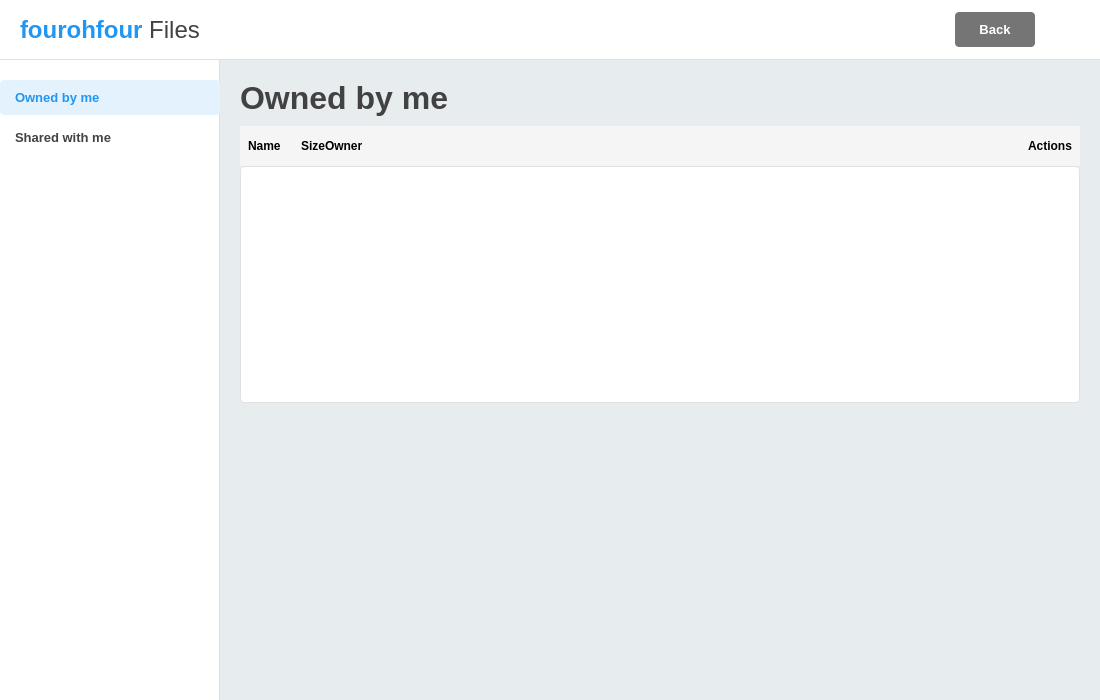
First picture: the form in src/desktop-client/client-404/ui/viewfilespage.ui, repository ElliceNels/fourohfour, before the edit.
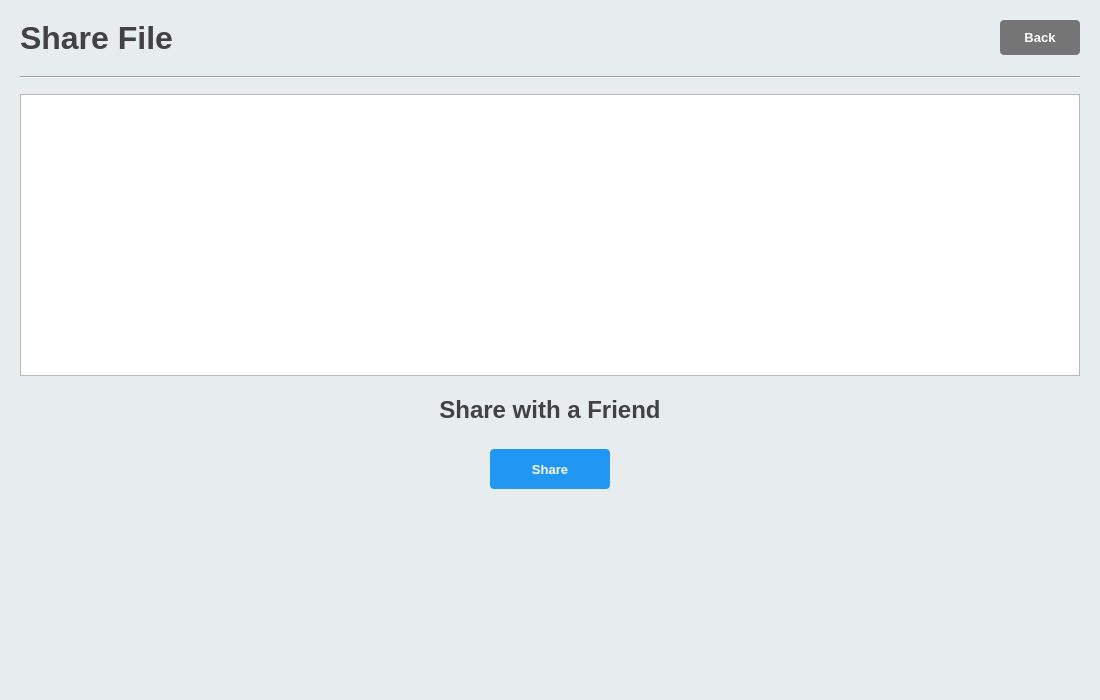
Second picture: the form after the edit. The open tabs and pages were chosen to show the change. Icons and pictures are not drawn.

Diff of the .ui file:
```diff
--- a/src/desktop-client/client-404/ui/viewfilespage.ui
+++ b/src/desktop-client/client-404/ui/viewfilespage.ui
@@ -127,6 +127,28 @@
     <number>0</number>
    </property>
    <item>
+    <widget class="QStackedWidget" name="mainStackedWidget">
+     <property name="currentIndex">
+      <number>0</number>
+     </property>
+     <widget class="QWidget" name="filesListPage">
+      <layout class="QVBoxLayout" name="filesListPageLayout">
+       <property name="spacing">
+        <number>0</number>
+       </property>
+       <property name="leftMargin">
+        <number>0</number>
+       </property>
+       <property name="topMargin">
+        <number>0</number>
+       </property>
+       <property name="rightMargin">
+        <number>0</number>
+       </property>
+       <property name="bottomMargin">
+        <number>0</number>
+       </property>
+       <item>
     <widget class="QFrame" name="topHeaderFrame">
      <property name="minimumSize">
       <size>
@@ -389,25 +411,9 @@
              <number>0</number>
             </property>
             <item>
-             <widget class="QWidget" name="ownedFilesHeaderWidget">
-              <property name="minimumSize">
-               <size>
-                <width>0</width>
-                <height>40</height>
-               </size>
-              </property>
-              <property name="maximumSize">
-               <size>
-                <width>16777215</width>
-                <height>40</height>
-               </size>
-              </property>
-              <property name="styleSheet">
-               <string notr="true">background-color: #F5F5F5; font-weight: bold;</string>
-              </property>
-              <layout class="QHBoxLayout" name="horizontalLayoutOwnedHeader">
+                 <layout class="QHBoxLayout" name="horizontalLayoutOwnedHeader" stretch="20,0,0,0,10,12">
                <property name="spacing">
-                <number>0</number>
+                   <number>70</number>
                </property>
                <property name="leftMargin">
                 <number>8</number>
@@ -491,7 +497,6 @@
                 </widget>
                </item>
               </layout>
-             </widget>
             </item>
             <item>
              <widget class="QListWidget" name="ownedFilesListWidget">
@@ -705,20 +710,462 @@
           <property name="sizeHint" stdset="0">
            <size>
             <width>20</width>
+                <height>40</height>
+               </size>
+              </property>
+             </spacer>
+            </item>
+           </layout>
+          </widget>
+         </item>
+        </layout>
+       </item>
+      </layout>
+     </widget>
+     <widget class="QWidget" name="sharingPage">
+      <layout class="QVBoxLayout" name="sharingPageLayout">
+       <property name="spacing">
+        <number>10</number>
+       </property>
+       <property name="leftMargin">
+        <number>20</number>
+       </property>
+       <property name="topMargin">
+        <number>20</number>
+       </property>
+       <property name="rightMargin">
+        <number>20</number>
+       </property>
+       <property name="bottomMargin">
+        <number>20</number>
+       </property>
+       <item>
+        <layout class="QHBoxLayout" name="sharePageHeaderLayout">
+         <property name="topMargin">
+          <number>0</number>
+         </property>
+         <property name="bottomMargin">
+          <number>10</number>
+         </property>
+         <item>
+          <widget class="QLabel" name="sharePageTitleLabel">
+           <property name="font">
+            <font>
+             <pointsize>24</pointsize>
+             <bold>true</bold>
+            </font>
+           </property>
+           <property name="styleSheet">
+            <string notr="true">color: #424242;</string>
+           </property>
+           <property name="text">
+            <string>Share File</string>
+           </property>
+           <property name="alignment">
+            <set>Qt::AlignmentFlag::AlignLeading|Qt::AlignmentFlag::AlignLeft|Qt::AlignmentFlag::AlignVCenter</set>
+           </property>
+          </widget>
+         </item>
+         <item>
+          <spacer name="sharePageHeaderSpacer">
+           <property name="orientation">
+            <enum>Qt::Orientation::Horizontal</enum>
+           </property>
+           <property name="sizeHint" stdset="0">
+            <size>
+             <width>40</width>
             <height>20</height>
            </size>
           </property>
          </spacer>
         </item>
-       </layout>
-      </widget>
-     </item>
-    </layout>
-   </item>
-  </layout>
- </widget>
- <resources>
-  <include location="icons.qrc"/>
- </resources>
- <connections/>
+         <item>
+          <widget class="QPushButton" name="sharePageBackButton">
+           <property name="minimumSize">
+            <size>
+             <width>80</width>
+             <height>35</height>
+            </size>
+           </property>
+           <property name="font">
+            <font>
+             <pointsize>10</pointsize>
+             <bold>true</bold>
+            </font>
+           </property>
+           <property name="styleSheet">
+            <string notr="true">QPushButton {
+    background-color: #757575;
+    color: white;
+    border: none;
+    border-radius: 4px;
+    min-width: 80px;
+    min-height: 35px;
+}
+QPushButton:hover {
+    background-color: #616161;
+}
+QPushButton:pressed {
+    background-color: #424242;
+}</string>
+           </property>
+           <property name="text">
+            <string>Back</string>
+           </property>
+          </widget>
+         </item>
+        </layout>
+       </item>
+       <item>
+        <widget class="QWidget" name="sharedWithContainer" native="true">
+         <property name="sizePolicy">
+          <sizepolicy hsizetype="Preferred" vsizetype="Preferred">
+           <horstretch>0</horstretch>
+           <verstretch>1</verstretch>
+          </sizepolicy>
+         </property>
+         <property name="maximumSize">
+          <size>
+           <width>16777215</width>
+           <height>300</height>
+          </size>
+         </property>
+         <layout class="QVBoxLayout" name="sharedWithLayout">
+          <property name="spacing">
+           <number>15</number>
+          </property>
+          <property name="leftMargin">
+           <number>0</number>
+          </property>
+          <property name="topMargin">
+           <number>0</number>
+          </property>
+          <property name="rightMargin">
+           <number>0</number>
+          </property>
+          <property name="bottomMargin">
+           <number>0</number>
+          </property>
+          <item>
+           <widget class="QFrame" name="divider">
+            <property name="frameShape">
+             <enum>QFrame::Shape::HLine</enum>
+            </property>
+            <property name="frameShadow">
+             <enum>QFrame::Shadow::Sunken</enum>
+            </property>
+           </widget>
+          </item>
+          <item>
+           <widget class="QListWidget" name="sharedWithListWidget"/>
+          </item>
+         </layout>
+        </widget>
+       </item>
+       <item>
+        <widget class="QWidget" name="shareWithFriendContainer" native="true">
+         <property name="sizePolicy">
+          <sizepolicy hsizetype="Preferred" vsizetype="Preferred">
+           <horstretch>0</horstretch>
+           <verstretch>0</verstretch>
+          </sizepolicy>
+         </property>
+         <layout class="QVBoxLayout" name="shareWithFriendLayout">
+          <property name="spacing">
+           <number>15</number>
+          </property>
+          <property name="leftMargin">
+           <number>0</number>
+          </property>
+          <property name="topMargin">
+           <number>10</number>
+          </property>
+          <property name="rightMargin">
+           <number>0</number>
+          </property>
+          <property name="bottomMargin">
+           <number>0</number>
+          </property>
+          <item>
+           <widget class="QLabel" name="shareWithFriendLabel">
+            <property name="font">
+             <font>
+              <pointsize>18</pointsize>
+              <bold>true</bold>
+             </font>
+            </property>
+            <property name="styleSheet">
+             <string notr="true">color: #424242;</string>
+            </property>
+            <property name="text">
+             <string>Share with a Friend</string>
+            </property>
+            <property name="alignment">
+             <set>Qt::AlignmentFlag::AlignCenter</set>
+            </property>
+           </widget>
+          </item>
+          <item>
+           <layout class="QHBoxLayout" name="shareButtonLayout">
+            <property name="topMargin">
+             <number>10</number>
+            </property>
+            <property name="bottomMargin">
+             <number>10</number>
+            </property>
+            <item>
+             <spacer name="horizontalSpacer">
+              <property name="orientation">
+               <enum>Qt::Orientation::Horizontal</enum>
+              </property>
+              <property name="sizeHint" stdset="0">
+               <size>
+                <width>40</width>
+                <height>20</height>
+               </size>
+              </property>
+             </spacer>
+            </item>
+            <item>
+             <widget class="QPushButton" name="shareButton">
+              <property name="minimumSize">
+               <size>
+                <width>120</width>
+                <height>40</height>
+               </size>
+              </property>
+              <property name="font">
+               <font>
+                <pointsize>10</pointsize>
+                <bold>true</bold>
+               </font>
+              </property>
+              <property name="styleSheet">
+               <string notr="true">QPushButton {
+    background-color: #2196F3;
+    color: white;
+    border: none;
+    border-radius: 4px;
+}
+QPushButton:hover {
+    background-color: #1976D2;
+}
+QPushButton:pressed {
+    background-color: #0D47A1;
+}</string>
+              </property>
+              <property name="text">
+               <string>Share</string>
+              </property>
+             </widget>
+            </item>
+            <item>
+             <spacer name="horizontalSpacer_2">
+              <property name="orientation">
+               <enum>Qt::Orientation::Horizontal</enum>
+              </property>
+              <property name="sizeHint" stdset="0">
+               <size>
+                <width>40</width>
+                <height>20</height>
+               </size>
+              </property>
+             </spacer>
+            </item>
+           </layout>
+          </item>
+         </layout>
+        </widget>
+       </item>
+       <item>
+        <spacer name="bottomSpacer">
+         <property name="orientation">
+          <enum>Qt::Orientation::Vertical</enum>
+         </property>
+         <property name="sizeHint" stdset="0">
+          <size>
+           <width>20</width>
+           <height>60</height>
+          </size>
+         </property>
+        </spacer>
+       </item>
+      </layout>
+     </widget>
+     <widget class="QWidget" name="friendsPage">
+      <layout class="QVBoxLayout" name="friendsPageLayout">
+       <property name="spacing">
+        <number>10</number>
+       </property>
+       <property name="leftMargin">
+        <number>20</number>
+       </property>
+       <property name="topMargin">
+        <number>20</number>
+       </property>
+       <property name="rightMargin">
+        <number>20</number>
+       </property>
+       <property name="bottomMargin">
+        <number>20</number>
+       </property>
+       <item>
+        <layout class="QHBoxLayout" name="friendsPageHeaderLayout">
+         <property name="topMargin">
+          <number>0</number>
+         </property>
+         <property name="bottomMargin">
+          <number>10</number>
+         </property>
+         <item>
+          <widget class="QLabel" name="friendsPageTitleLabel">
+           <property name="font">
+            <font>
+             <pointsize>24</pointsize>
+             <bold>true</bold>
+            </font>
+           </property>
+           <property name="styleSheet">
+            <string notr="true">color: #424242;</string>
+           </property>
+           <property name="text">
+            <string>Friends</string>
+           </property>
+           <property name="alignment">
+            <set>Qt::AlignmentFlag::AlignLeading|Qt::AlignmentFlag::AlignLeft|Qt::AlignmentFlag::AlignVCenter</set>
+           </property>
+          </widget>
+         </item>
+         <item>
+          <spacer name="friendsPageHeaderSpacer">
+           <property name="orientation">
+            <enum>Qt::Orientation::Horizontal</enum>
+           </property>
+           <property name="sizeHint" stdset="0">
+            <size>
+             <width>40</width>
+             <height>20</height>
+            </size>
+           </property>
+          </spacer>
+         </item>
+         <item>
+          <widget class="QPushButton" name="friendsPageBackButton">
+           <property name="minimumSize">
+            <size>
+             <width>80</width>
+             <height>35</height>
+            </size>
+           </property>
+           <property name="font">
+            <font>
+             <pointsize>10</pointsize>
+             <bold>true</bold>
+            </font>
+           </property>
+           <property name="styleSheet">
+            <string notr="true">QPushButton {
+    background-color: #757575;
+    color: white;
+    border: none;
+    border-radius: 4px;
+    min-width: 80px;
+    min-height: 35px;
+}
+QPushButton:hover {
+    background-color: #616161;
+}
+QPushButton:pressed {
+    background-color: #424242;
+}</string>
+           </property>
+           <property name="text">
+            <string>Back</string>
+           </property>
+          </widget>
+         </item>
+        </layout>
+       </item>
+       <item>
+        <widget class="QFrame" name="friendsDivider">
+         <property name="frameShape">
+          <enum>QFrame::Shape::HLine</enum>
+         </property>
+         <property name="frameShadow">
+          <enum>QFrame::Shadow::Sunken</enum>
+         </property>
+        </widget>
+       </item>
+       <item>
+        <layout class="QHBoxLayout" name="friendsContentLayout">
+         <property name="spacing">
+          <number>10</number>
+         </property>
+         <item>
+          <widget class="QListWidget" name="friendsListWidget">
+           <property name="styleSheet">
+            <string notr="true">QListWidget {
+    background-color: rgb(255, 255, 255);
+    border: 1px solid #E0E0E0;
+    border-radius: 4px;
+}
+QListWidget::item {
+    padding: 0px;
+    height: 48px;
+}
+QListWidget::item:selected {
+    background-color: #E3F2FD;
+    color: #424242;
+}
+</string>
+           </property>
+           <property name="alternatingRowColors">
+            <bool>true</bool>
+           </property>
+          </widget>
+         </item>
+         <item>
+          <layout class="QVBoxLayout" name="friendsActionLayout">
+           <item>
+            <spacer name="friendsActionSpacer">
+             <property name="orientation">
+              <enum>Qt::Orientation::Vertical</enum>
+             </property>
+             <property name="sizeHint" stdset="0">
+              <size>
+               <width>20</width>
+               <height>40</height>
+              </size>
+             </property>
+            </spacer>
+           </item>
+          </layout>
+         </item>
+        </layout>
+       </item>
+      </layout>
+     </widget>
+    </widget>
+   </item>
+  </layout>
+ </widget>
+ <resources/>
+ <connections>
+  <connection>
+   <sender>shareButton</sender>
+   <signal>clicked()</signal>
+   <receiver>mainStackedWidget</receiver>
+   <slot>setCurrentIndex(2)</slot>
+   <hints>
+    <hint type="sourcelabel">
+     <x>550</x>
+     <y>500</y>
+    </hint>
+    <hint type="destinationlabel">
+     <x>550</x>
+     <y>350</y>
+    </hint>
+   </hints>
+  </connection>
+ </connections>
 </ui>
```
Left out of the diff: 100 changed lines with no effect on the pictures. Lines whose indentation alone changed are shown as unchanged.
